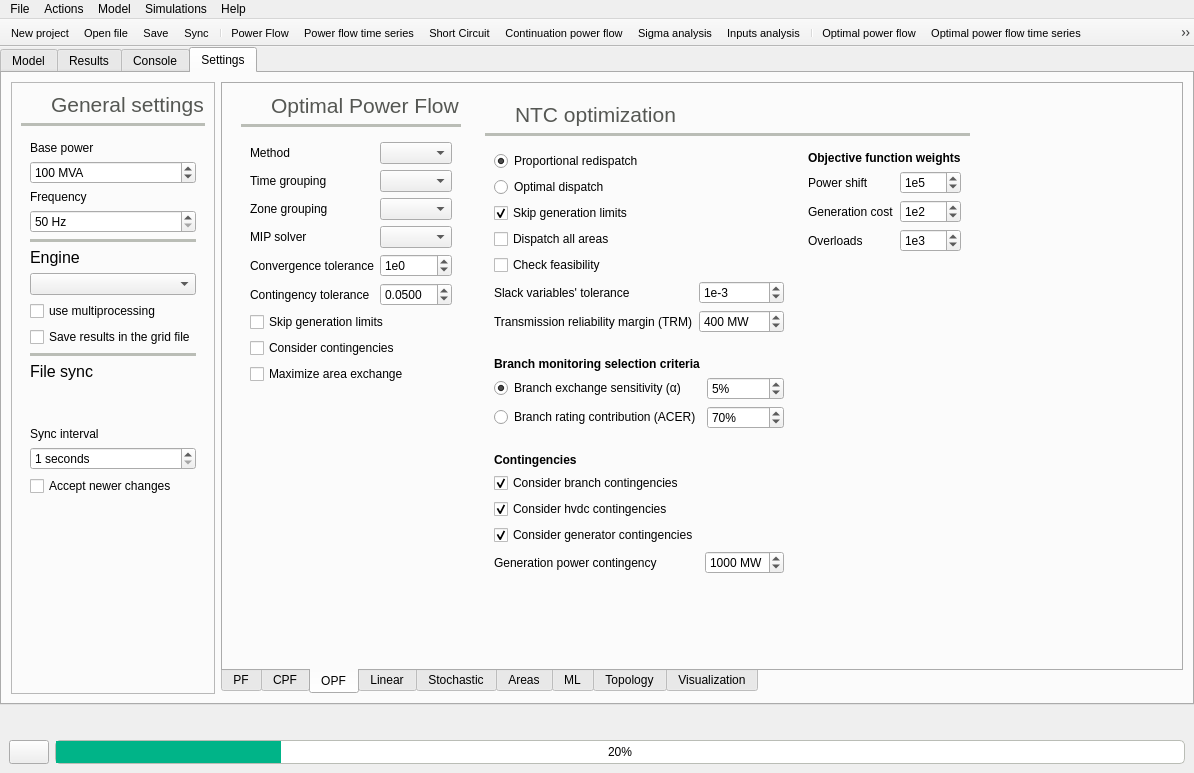
This is src/GridCal/Gui/Main/MainWindow.ui in SanPen/GridCal as Qt 5 draws it before an edit. The edited form follows.
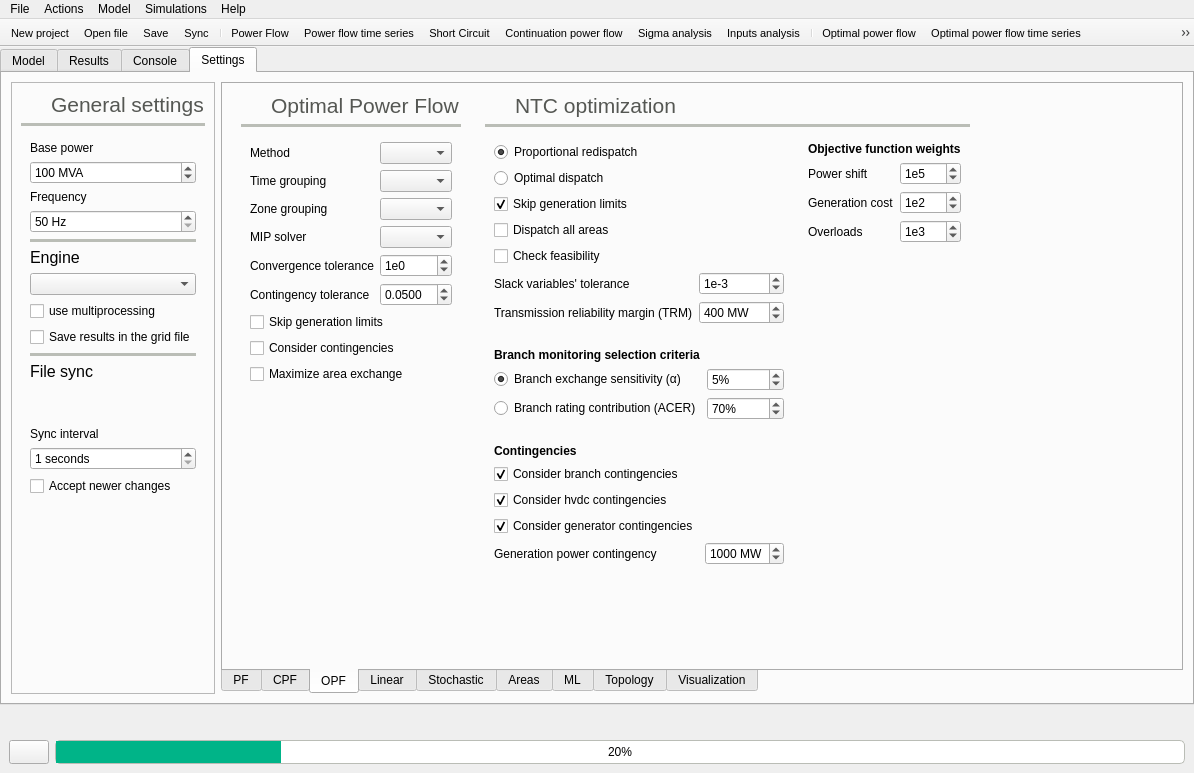
This is the edited form. The open tabs and pages were chosen to show the change. Icons and pictures are not drawn.

Commit message: Added losses % to the power flow time series Minor refactors of the GUI

The edit to the form file:
```diff
--- a/src/GridCal/Gui/Main/MainWindow.ui
+++ b/src/GridCal/Gui/Main/MainWindow.ui
@@ -3558,19 +3558,6 @@
             <string>Optimal power flow settings</string>
            </attribute>
            <layout class="QGridLayout" name="gridLayout_10">
-            <item row="1" column="0">
-             <spacer name="verticalSpacer_2">
-              <property name="orientation">
-               <enum>Qt::Vertical</enum>
-              </property>
-              <property name="sizeHint" stdset="0">
-               <size>
-                <width>20</width>
-                <height>260</height>
-               </size>
-              </property>
-             </spacer>
-            </item>
             <item row="0" column="4">
              <spacer name="horizontalSpacer_10">
               <property name="orientation">
@@ -3894,6 +3881,9 @@
                <enum>QFrame::Raised</enum>
               </property>
               <layout class="QGridLayout" name="gridLayout_15">
+               <property name="topMargin">
+                <number>0</number>
+               </property>
                <item row="8" column="1">
                 <spacer name="verticalSpacer_17">
                  <property name="orientation">
```
The commit also changes 6 other files.
